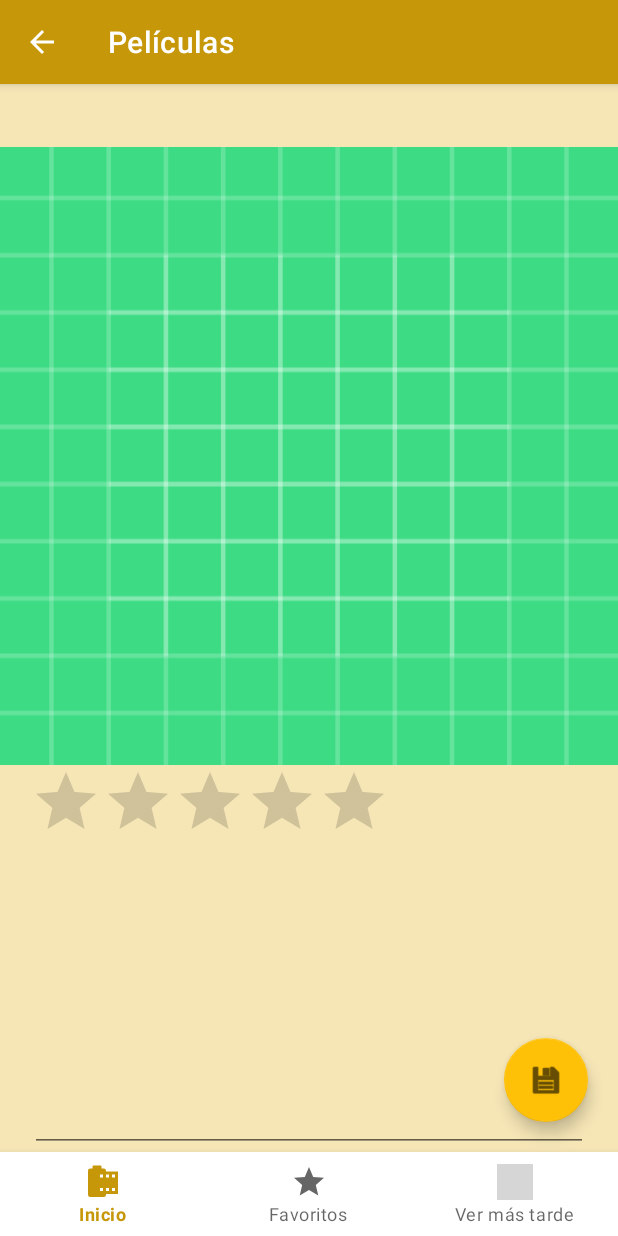
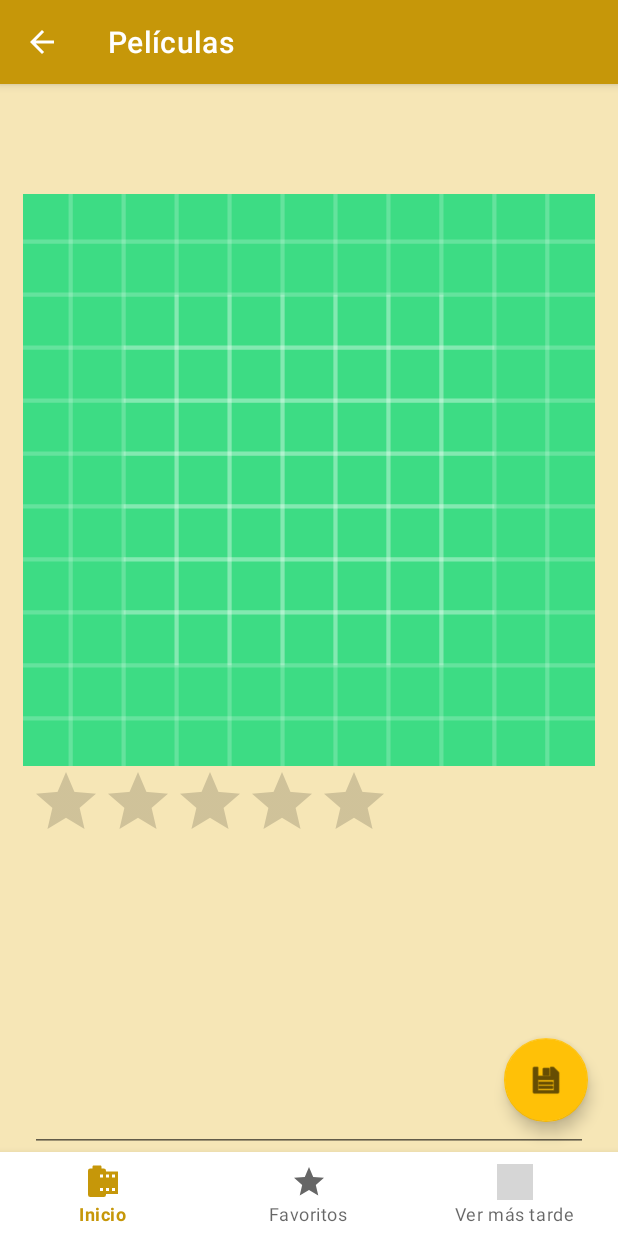
Before and after one commit to MireyaMartinezPerez/FilmOp, an Android app: the fragment ValoracionFragment placed in its activity, on a phone screen of 412 x 824 dp. Run offline under Robolectric (Android 15) with nearby library versions, the phone set to English and light mode, and no system bars; our stand-ins replace Firebase (no records; nobody signed in at launch, a user with empty details on screens opened directly), navigation-ui; Roboto replaces fonts that are not available here; 5 statements that could not run were skipped; grey boxes are pictures that could not be loaded.

Commit message:
Últimos cambios visuales

```diff
--- a/app/src/main/res/layout/fragment_valoracion.xml
+++ b/app/src/main/res/layout/fragment_valoracion.xml
@@ -12,10 +12,11 @@
         android:layout_width="match_parent"
         android:layout_height="match_parent">
 
+
         <TextView
             android:id="@+id/tvTituloPelicula"
             android:layout_width="385dp"
-            android:layout_height="wrap_content"
+            android:layout_height="73dp"
             android:fontFamily="serif"
             android:gravity="center"
             android:textAlignment="center"
--- a/app/src/main/res/navigation/mobile_navigation.xml
+++ b/app/src/main/res/navigation/mobile_navigation.xml
@@ -33,7 +33,7 @@
     <fragment
         android:id="@+id/peliculaDetalleFragment"
         android:name="net.iessochoa.mireyamartinez.filmop.ui.pelicula_detalle.PeliculaDetalleFragment"
-        android:label="@string/pelicula_detalle"
+        android:label="@string/pel_cula_detalle"
         tools:layout="@layout/fragment_pelicula_detalle" >
         <argument
             android:name="movieData"
@@ -48,7 +48,7 @@
     <fragment
         android:id="@+id/valoracionFragment"
         android:name="net.iessochoa.mireyamartinez.filmop.ui.valoracion.ValoracionFragment"
-        android:label="fragment_valoracion"
+        android:label="@string/valoraci_n"
         tools:layout="@layout/fragment_valoracion" >
         <argument
             android:name="movieData"
--- a/app/src/main/res/values/strings.xml
+++ b/app/src/main/res/values/strings.xml
@@ -13,4 +13,6 @@
     <string name="duracion">Duracion</string>
     <string name="pel_culas">Películas</string>
     <string name="pelicula_detalle">Pelicula Detalle</string>
+    <string name="valoraci_n">Valoración</string>
+    <string name="pel_cula_detalle">Película Detalle</string>
 </resources>
```
